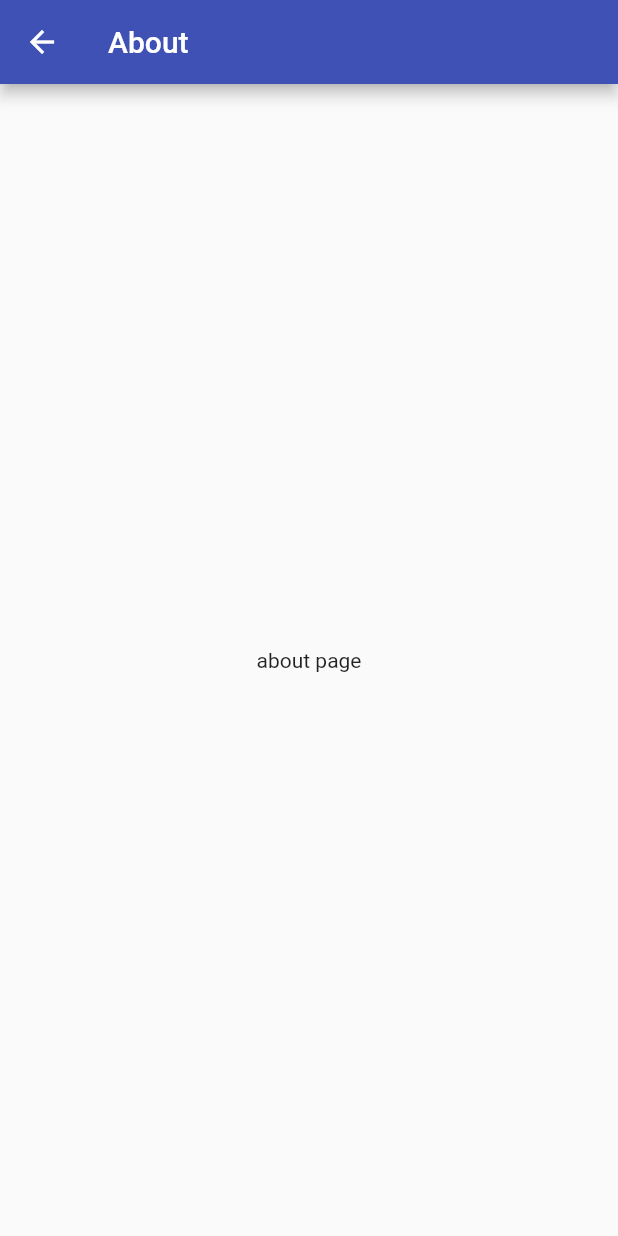
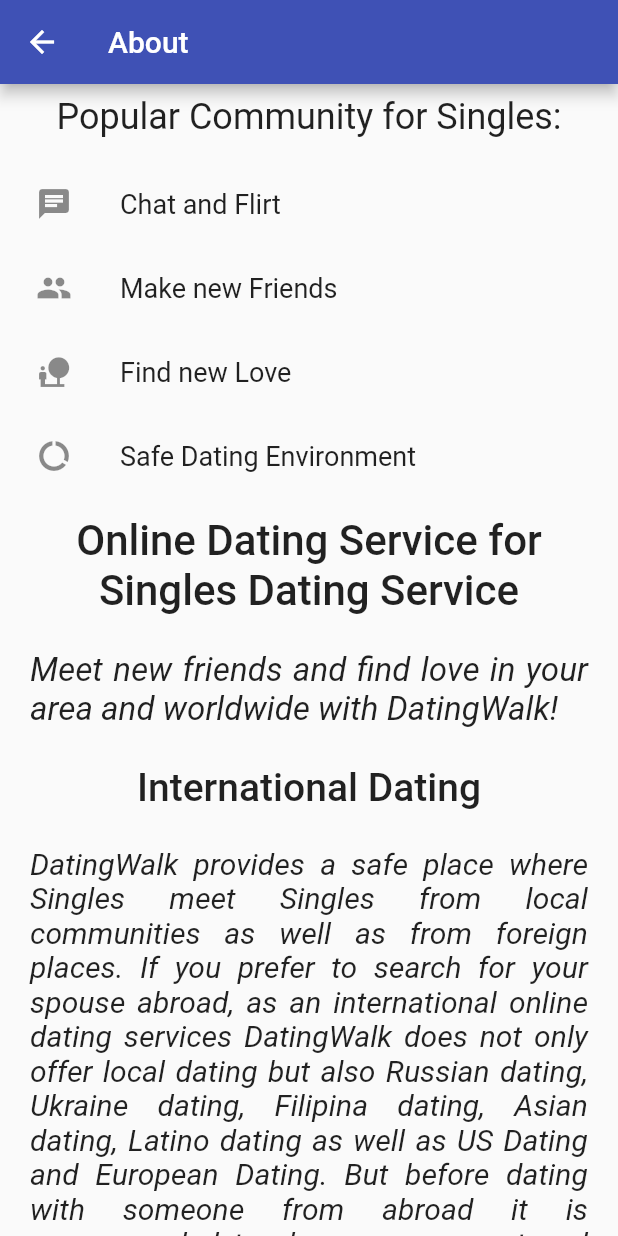
Before and after one commit to ozz-rjq/flutter-demo, a Flutter app: the AboutPage screen opened by its route, on a phone screen of 412 x 824 dp. Run offline on Flutter 3.47's test engine with Material 2 defaults, Android fonts, the phone set to English and light mode, and no system bars; our stand-ins replace dynamic_theme.

Commit message:
About page

```diff
--- a/lib/features/about/about.dart
+++ b/lib/features/about/about.dart
@@ -1,4 +1,7 @@
 import 'package:flutter/material.dart';
+
+import './about_advantages.stateless.dart';
+import './about_main.stateless.dart';
 
 class AboutPage extends StatelessWidget {
   const AboutPage({Key key}) : super(key: key);
@@ -7,8 +10,42 @@ class AboutPage extends StatelessWidget {
   Widget build(BuildContext context) {
     return Scaffold(
         appBar: AppBar(title: Text('About')),
-        body: Center(
-          child: Text('about page'),
+        body: ListView(
+          padding: EdgeInsets.all(8.0),
+          children: <Widget>[
+            AboutAdvantages(),
+            AboutMain(),
+            Container(
+              padding: EdgeInsets.all(12.0),
+              child: Text('International Dating',
+                  textAlign: TextAlign.center,
+                  style:
+                      TextStyle(fontSize: 26.0, fontWeight: FontWeight.w500)),
+            ),
+            Container(
+              padding: EdgeInsets.all(12.0),
+              child: Text(
+                'DatingWalk provides a safe place where Singles meet Singles from local communities as well as from foreign places. If you prefer to search for your spouse abroad, as an international online dating services DatingWalk does not only offer local dating but also Russian dating, Ukraine dating, Filipina dating, Asian dating, Latino dating as well as US Dating and European Dating. But before dating with someone from abroad it is recommended to show your respect and admiration and learn more about another country and its culture. Whether you are looking for beautiful Russian lady or a woman from Ukraine, or if you wish to meet an Asian woman, a Filipina wife, a Latino lady or a spouse from any other foreign place, we recommend reading our articles about online dating and culture & traditions first.',
+                style: TextStyle(fontSize: 20.0, fontStyle: FontStyle.italic),
+                textAlign: TextAlign.justify,
+              ),
+            ),
+            Container(
+              padding: EdgeInsets.all(12.0),
+              child: Text('Dating Ads, History, Facts and Figures',
+                  textAlign: TextAlign.center,
+                  style:
+                      TextStyle(fontSize: 26.0, fontWeight: FontWeight.w500)),
+            ),
+            Container(
+              padding: EdgeInsets.all(12.0),
+              child: Text(
+                'Online Dating Services have become very popular among all age groups. Today you can\'t think of dating and finding your spouse without thinking of online dating possibilities.According to BBC News, CNN TV or NBC the online dating population is growing larger every day. In 2002 it was already predicted, that in twenty years, the idea that someone is looking for love without looking for it online will be silly. According to BBC News, no less than two thirds of single people looking for love have signed up to dating agencies in 2006. (BBC News Online, Love on the Web, Thursday, 2 February 2006). The profession of the matchmaker goes back centuries and was widespread in East Europe. Dating ads date back to the invitation of Gutenberg’s print technique. With the release of News Papers, the first dating ads were published by East Europe Jews families arranging marriages with like-minded ones. In the 1930s, marriage agencies sprang up to send out English wives to colonials, starved of the company of their female compatriots in far flung outposts of the Empire. With the internet, dating ads have become more popular than ever before. If you are considering giving your luck a boost through an online dating site, you have made the right choice. Millions of other singles do the same!',
+                style: TextStyle(fontSize: 20.0, fontStyle: FontStyle.italic),
+                textAlign: TextAlign.justify,
+              ),
+            ),
+          ],
         ));
   }
 }
--- /dev/null
+++ b/lib/features/about/about_advantages.stateless.dart
@@ -0,0 +1,36 @@
+import 'package:flutter/material.dart';
+
+class AboutAdvantages extends StatelessWidget {
+  const AboutAdvantages({Key key}) : super(key: key);
+
+  @override
+  Widget build(BuildContext context) {
+    return Column(
+      children: <Widget>[
+        Container(
+            child: Center(
+                child: Text('Popular Community for Singles:',
+                    style: TextStyle(fontSize: 24.0))),
+            padding: EdgeInsets.only(bottom: 16.0)),
+        Center(
+            child: ListTile(
+                title: Text('Chat and Flirt', style: TextStyle(fontSize: 18.0)),
+                leading: Icon(Icons.chat))),
+        Center(
+            child: ListTile(
+                title:
+                    Text('Make new Friends', style: TextStyle(fontSize: 18.0)),
+                leading: Icon(Icons.people))),
+        Center(
+            child: ListTile(
+                title: Text('Find new Love', style: TextStyle(fontSize: 18.0)),
+                leading: Icon(Icons.nature_people))),
+        Center(
+            child: ListTile(
+                title: Text('Safe Dating Environment',
+                    style: TextStyle(fontSize: 18.0)),
+                leading: Icon(Icons.data_usage))),
+      ],
+    );
+  }
+}
--- /dev/null
+++ b/lib/features/about/about_main.stateless.dart
@@ -0,0 +1,27 @@
+import 'package:flutter/material.dart';
+
+class AboutMain extends StatelessWidget {
+  const AboutMain({Key key}) : super(key: key);
+
+  @override
+  Widget build(BuildContext context) {
+    return Column(
+      children: <Widget>[
+        Container(
+          padding: EdgeInsets.all(12.0),
+          child: Text('Online Dating Service for Singles Dating Service',
+              textAlign: TextAlign.center,
+              style: TextStyle(fontSize: 28.0, fontWeight: FontWeight.w500)),
+        ),
+        Container(
+          padding: EdgeInsets.all(12.0),
+          child: Text(
+            'Meet new friends and find love in your area and worldwide with DatingWalk!',
+            style: TextStyle(fontSize: 22.0, fontStyle: FontStyle.italic),
+            textAlign: TextAlign.justify,
+          ),
+        ),
+      ],
+    );
+  }
+}
--- a/lib/features/my_profile/my_profile.dart
+++ b/lib/features/my_profile/my_profile.dart
@@ -64,7 +64,6 @@ class MyProfilePage extends StatelessWidget {
         _status,
         style: TextStyle(
           fontFamily: 'Spectral',
-          color: Colors.black,
           fontSize: 20.0,
           fontWeight: FontWeight.w300,
         ),
```
